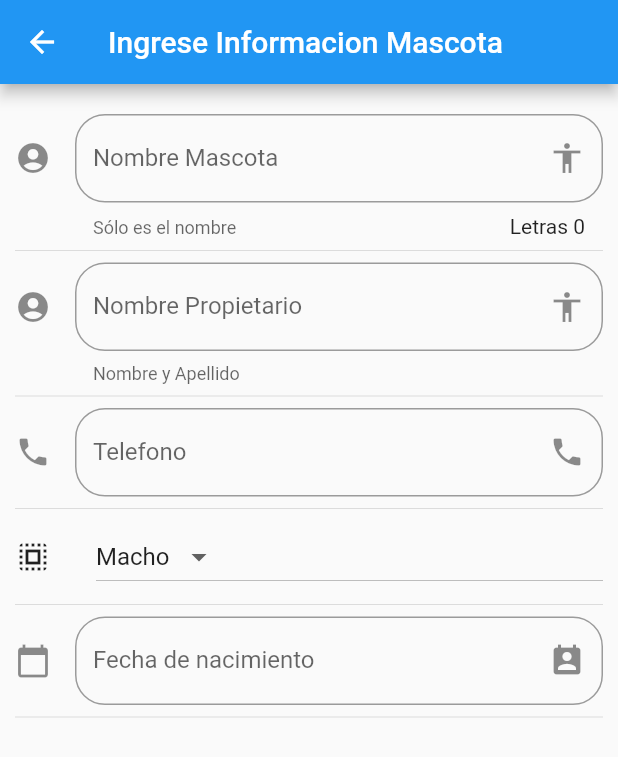
After one commit to savendanom/Examen-parcial-PGVIII, a Flutter app: the FormMascotas screen opened by its route, on a phone screen of 412 x 824 dp. The commit adds this screen. Shown: the top 757 px of the screen. Run offline on Flutter 3.47's test engine with Material 2 defaults, Android fonts, the phone set to English and light mode, and no system bars.

Commit message:
Menú_Mascotas agregado
Menú_Mascotas agregado

```diff
--- a/data/menu_opts.json
+++ b/data/menu_opts.json
@@ -45,6 +45,11 @@
             "ruta" : "table",
             "icon" : "table",
             "texto": "Table - Widget"
+        },
+        {
+            "ruta" : "Form",
+            "icon" : "input",
+            "texto": "Mascotas - Widget"
         }
     ]
 }
--- /dev/null
+++ b/lib/src/pages/Form_mascotas.dart
@@ -0,0 +1,178 @@
+import 'package:flutter/material.dart';
+
+
+class FormMascotas extends StatefulWidget {
+  @override
+  _InputPageMascotas createState() => _InputPageMascotas();
+}
+
+class _InputPageMascotas extends State<FormMascotas> {
+
+String _nombre = '';
+String _nombrepropietario  = '';
+String _telefonod  = '';
+String _raza = '';
+String _sexo = '';
+String _edad = '';
+String _tipom = '';
+String _fecha = '';
+
+
+String _opcionSeleccionada = 'Macho';
+
+List<String> _sexos = ['Macho', 'Hembra'];
+
+TextEditingController _inputFieldDateController = new TextEditingController();
+
+@override
+Widget build(BuildContext context) {
+  return Scaffold(
+    appBar: AppBar(
+      title: Text('Ingrese Informacion Mascota'),
+    ),
+    body: ListView(
+      padding: EdgeInsets.symmetric(horizontal: 10.0, vertical: 20.0),
+      children: <Widget>[
+        _crearInput(),
+        Divider(),
+        _crearnombrepropietario(),
+        Divider(),
+        _creartelefono(),
+        Divider(),
+        _crearDropdown(),
+        Divider(),
+        _crearFecha( context ),
+        Divider(),
+        ],
+    ),
+  );
+}
+
+Widget _crearInput() {
+return TextField(
+    // autofocus: true,
+    textCapitalization: TextCapitalization.sentences,
+    decoration: InputDecoration(
+      border: OutlineInputBorder(
+        borderRadius: BorderRadius.circular(20.0)),
+      counter: Text('Letras ${ _nombre.length }'),
+      hintText: 'Nombre Mascota',
+      labelText: 'Nombre Mascota',
+      helperText: 'Sólo es el nombre',
+      suffixIcon: Icon( Icons.accessibility ),
+      icon: Icon( Icons.account_circle )
+    ),
+    onChanged: (valor){
+      setState(() {
+        _nombre = valor;
+      });
+    },
+  );
+
+}
+Widget _crearnombrepropietario() {
+    return TextField(
+        keyboardType: TextInputType.emailAddress,
+        decoration: InputDecoration(
+            border:
+                OutlineInputBorder(borderRadius: BorderRadius.circular(20.0)),
+            hintText: 'Nombre Propietario',
+            labelText: 'Nombre Propietario',
+            helperText: 'Nombre y Apellido',
+            suffixIcon: Icon(Icons.accessibility),
+            icon: Icon(Icons.account_circle)),
+        onChanged: (valor) => setState(() {
+              _nombrepropietario = valor;
+            }));
+  }
+
+  Widget _creartelefono() {
+    return TextField(
+        obscureText: true,
+        decoration: InputDecoration(
+            border:
+                OutlineInputBorder(borderRadius: BorderRadius.circular(20.0)),
+            hintText: 'Telefono',
+            labelText: 'Telefono',
+            suffixIcon: Icon(Icons.phone),
+            icon: Icon(Icons.phone)),
+        onChanged: (valor) => setState(() {
+              _telefonod = valor;
+            }));
+  }
+
+  Widget _crearFecha(BuildContext context) {
+    return TextField(
+      enableInteractiveSelection: false,
+      controller: _inputFieldDateController,
+      decoration: InputDecoration(
+          border: OutlineInputBorder(borderRadius: BorderRadius.circular(20.0)),
+          hintText: 'Fecha de nacimiento',
+          labelText: 'Fecha de nacimiento',
+          suffixIcon: Icon(Icons.perm_contact_calendar),
+          icon: Icon(Icons.calendar_today)),
+      onTap: () {
+        FocusScope.of(context).requestFocus(new FocusNode());
+        _selectDate(context);
+      },
+    );
+  }
+
+  _selectDate(BuildContext context) async {
+    DateTime picked = await showDatePicker(
+        context: context,
+        initialDate: new DateTime.now(),
+        firstDate: new DateTime(2018),
+        lastDate: new DateTime(2025),
+        locale: Locale('es', 'ES'));
+
+    if (picked != null) {
+      setState(() {
+        _fecha = picked.toString();
+        _inputFieldDateController.text = _fecha;
+      });
+    }
+  }
+
+  List<DropdownMenuItem<String>> getOpcionesDropdown() {
+
+  List<DropdownMenuItem<String>> lista = new List();
+
+    _sexos.forEach((sexo) {
+          lista.add(DropdownMenuItem(
+          child: Text(sexo),
+          value: sexo,
+          ));
+     });
+
+     return lista;
+ }
+
+  Widget _crearDropdown() {
+    return Row(
+      children: <Widget>[
+        Icon(Icons.select_all),
+        SizedBox(width: 30.0),
+        Expanded(
+          child: DropdownButton(
+            value: _opcionSeleccionada,
+            items: getOpcionesDropdown(),
+            onChanged: (opt) {
+              setState(() {
+                _opcionSeleccionada = opt;
+              });
+            },
+          ),
+        )
+      ],
+    );
+  }
+
+  // Widget _crearPersona() {
+  //   return ListTile(
+  //     title: Text('Nombre es: $_nombre'),
+  //     subtitle: Text('Email: $_email'),
+  //     trailing: Text(_opcionSeleccionada),
+  //   );
+  // }
+}
--- a/lib/src/pages/input_page.dart
+++ b/lib/src/pages/input_page.dart
@@ -6,7 +6,6 @@ class InputPage extends StatefulWidget {
   @override
   _InputPageState createState() => _InputPageState();
 }
-
 class _InputPageState extends State<InputPage> {
 
   String _nombre = '';
@@ -54,7 +53,7 @@ class _InputPageState extends State<InputPage> {
           borderRadius: BorderRadius.circular(20.0)
         ),
         counter: Text('Letras ${ _nombre.length }'),
-        hintText: 'Nombre de la persona',
+        hintText: 'Nombre',
         labelText: 'Nombre',
         helperText: 'Sólo es el nombre',
         suffixIcon: Icon( Icons.accessibility ),
--- a/lib/src/routes/routes.dart
+++ b/lib/src/routes/routes.dart
@@ -10,6 +10,7 @@ import 'package:clase_3/src/pages/slider_page.dart';
 import 'package:clase_3/src/pages/listview_page.dart';
 import 'package:clase_3/src/pages/opacity_page.dart';
 import 'package:clase_3/src/pages/table_page.dart';
+import 'package:clase_3/src/pages/Form_mascotas.dart';
 
 
 Map<String, WidgetBuilder> getApplicationRoutes() {
@@ -21,6 +22,7 @@ Map<String, WidgetBuilder> getApplicationRoutes() {
       'card'   : ( BuildContext context ) => CardPage(),
       'animatedContainer'   : ( BuildContext context ) => AnimatedContainerPage(),
       'inputs' : ( BuildContext context ) => InputPage(),
+      'Form'   : (BuildContext context ) => FormMascotas(),
       'slider' : ( BuildContext context ) => SliderPage(),
       'list'   : ( BuildContext context ) => ListaPage(),
       'opacity': ( BuildContext context ) => OpacityPage(),
--- a/lib/src/utils/icono_string_util.dart
+++ b/lib/src/utils/icono_string_util.dart
@@ -11,6 +11,7 @@ final _icons = <String, IconData>{
   'tune'          : Icons.tune,
   'aod_outlined'  : Icons.ad_units_outlined,
   'table'         : Icons.table_chart_outlined,
+  'Form'          : Icons.list_sharp
 };
 
 
```
